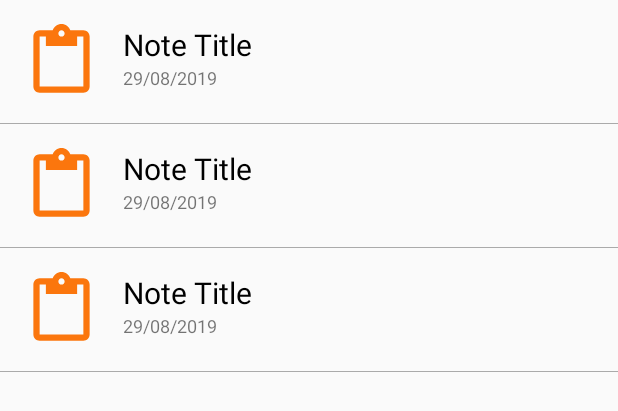
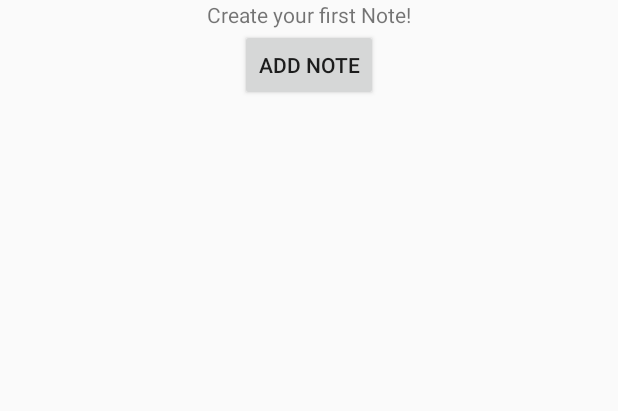
Before and after one commit to 14likhit/Noty, an Android app: the layout fragment_note_list.xml on its own in the app's theme, with its tools: preview values and no code run, on a phone screen of 412 x 824 dp. Shown: the top 411 px of the screen. Run offline under Robolectric (Android 15) with nearby library versions, the phone set to English and light mode, and no system bars.

Commit message:
[NoteListFragment]->Added Logic for showing notes list.

```diff
--- a/app/src/main/res/layout/fragment_note_list.xml
+++ b/app/src/main/res/layout/fragment_note_list.xml
@@ -6,15 +6,32 @@
 
     </data>
 
-    <androidx.core.widget.NestedScrollView
+    <LinearLayout
         android:layout_width="match_parent"
         android:layout_height="match_parent"
+        android:orientation="vertical"
         tools:context=".ui.notes.NoteListFragment">
 
         <androidx.recyclerview.widget.RecyclerView
+            android:id="@+id/note_list_recycler_view"
             android:layout_width="match_parent"
             android:layout_height="wrap_content"
+            android:visibility="gone"
             tools:listitem="@layout/item_note" />
 
-    </androidx.core.widget.NestedScrollView>
+        <TextView
+            android:id="@+id/note_message_text_view"
+            android:layout_width="wrap_content"
+            android:layout_height="wrap_content"
+            android:layout_gravity="center"
+            android:text="@string/message_note" />
+
+        <Button
+            android:id="@+id/add_note_button"
+            android:layout_width="wrap_content"
+            android:layout_height="wrap_content"
+            android:layout_gravity="center"
+            android:text="@string/add_note" />
+
+    </LinearLayout>
 </layout>
--- a/app/src/main/res/values/strings.xml
+++ b/app/src/main/res/values/strings.xml
@@ -3,4 +3,6 @@
     <string name="default_content_description">image_view</string>
     <string name="note_title">Note Title</string>
     <string name="sample_date">29/08/2019</string>
+    <string name="message_note">Create your first Note!</string>
+    <string name="add_note">Add Note</string>
 </resources>
```
Also changed, not shown: app/src/main/java/com/likhit/noty/ui/notes/NoteListFragment.java (+62 -1 lines).
